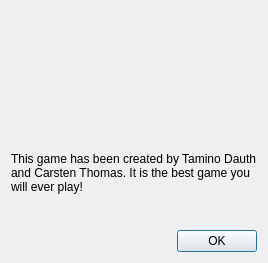
tdauth/gustavsfairyland, file ui/aboutdialog.ui: the form before one commit.
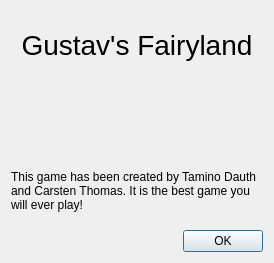
The form after the commit. Icons and pictures are not drawn.

Commit message: Added title to about dialog

Diff of the .ui file:
```diff
--- a/ui/aboutdialog.ui
+++ b/ui/aboutdialog.ui
@@ -6,7 +6,7 @@
    <rect>
     <x>0</x>
     <y>0</y>
-    <width>268</width>
+    <width>274</width>
     <height>263</height>
    </rect>
   </property>
@@ -20,14 +20,14 @@
    <string>About Gustav's Faryland</string>
   </property>
   <layout class="QGridLayout" name="gridLayout">
-   <item row="2" column="0">
+   <item row="3" column="0">
     <widget class="QDialogButtonBox" name="buttonBox">
      <property name="standardButtons">
       <set>QDialogButtonBox::Ok</set>
      </property>
     </widget>
    </item>
-   <item row="0" column="0">
+   <item row="1" column="0">
     <widget class="QLabel" name="label">
      <property name="text">
       <string/>
@@ -40,7 +40,7 @@
      </property>
     </widget>
    </item>
-   <item row="1" column="0">
+   <item row="2" column="0">
     <widget class="QLabel" name="label_2">
      <property name="text">
       <string>This game has been created by Tamino Dauth and Carsten Thomas. It is the best game you will ever play!</string>
@@ -53,6 +53,21 @@
      </property>
     </widget>
    </item>
+   <item row="0" column="0">
+    <widget class="QLabel" name="label_3">
+     <property name="font">
+      <font>
+       <pointsize>21</pointsize>
+      </font>
+     </property>
+     <property name="text">
+      <string>Gustav's Fairyland</string>
+     </property>
+     <property name="alignment">
+      <set>Qt::AlignCenter</set>
+     </property>
+    </widget>
+   </item>
   </layout>
  </widget>
  <resources>
```
